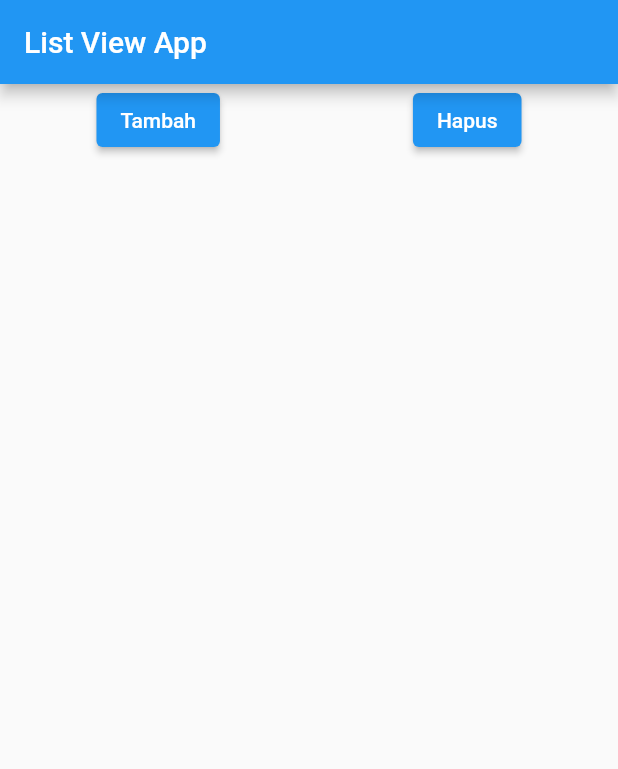
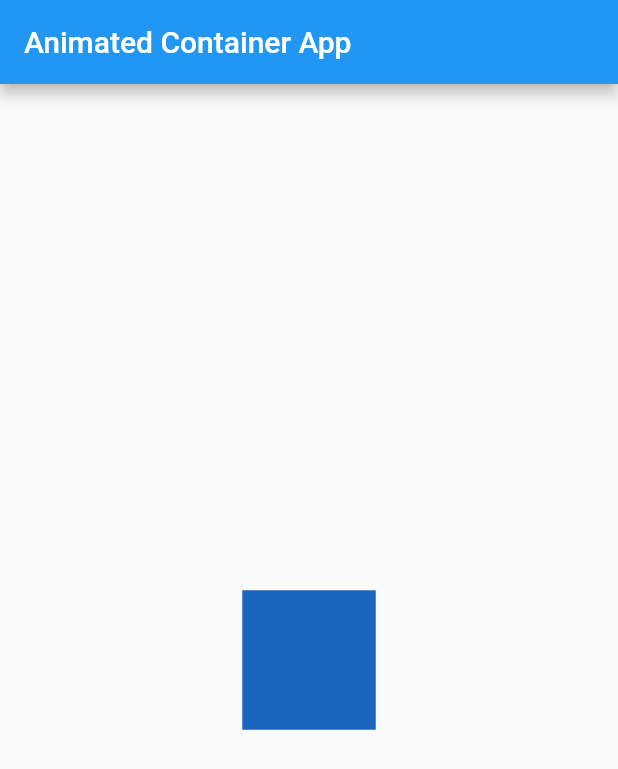
Before and after one commit to putranurf/hello-flutter, a Flutter app: the screen it shows after launch, on a phone screen of 412 x 824 dp. Shown: the top 769 px of the screen. Run offline on Flutter 3.47's test engine with Material 2 defaults, Android fonts, the phone set to English and light mode, and no system bars.

Commit message:
Training Animated Container

```diff
--- a/lib/main.dart
+++ b/lib/main.dart
@@ -1,3 +1,5 @@
+import 'dart:math';
+
 import 'package:flutter/material.dart';
 
 void main() {
@@ -5,7 +7,8 @@ void main() {
   // runApp(const TextApp());
   // runApp(const ContainerApp());
   // runApp(const TestStatefulWidget());
-  runApp(const ListViewApp());
+  // runApp(const ListViewApp());
+  runApp(const AnimatedContainerApp());
 }
 
 // class TextApp extends StatelessWidget {
@@ -150,51 +153,87 @@ void main() {
 //   }
 // }
 
-class ListViewApp extends StatefulWidget {
-  const ListViewApp({super.key});
+// class ListViewApp extends StatefulWidget {
+//   const ListViewApp({super.key});
+
+//   @override
+//   State<ListViewApp> createState() => _ListViewAppState();
+// }
+
+// class _ListViewAppState extends State<ListViewApp> {
+//   List<Widget> widgets = [];
+//   int counter = 1;
+
+//   @override
+//   Widget build(BuildContext context) {
+//     return MaterialApp(
+//       home: Scaffold(
+//         appBar: AppBar(
+//           title: Text("List View App"),
+//         ),
+//         body: ListView(children: <Widget>[
+//           Row(
+//             mainAxisAlignment: MainAxisAlignment.spaceAround,
+//             children: <Widget>[
+//               ElevatedButton(
+//                   onPressed: () {
+//                     setState(() {
+//                       widgets.add(Text("Data Ke" + counter.toString()));
+//                       counter++;
+//                     });
+//                   },
+//                   child: Text("Tambah")),
+//               ElevatedButton(
+//                   onPressed: () {
+//                     setState(() {
+//                       widgets.removeLast();
+//                       counter--;
+//                     });
+//                   },
+//                   child: Text("Hapus")),
+//             ],
+//           ),
+//           Column(
+//             crossAxisAlignment: CrossAxisAlignment.start,
+//             children: widgets,
+//           )
+//         ]),
+//       ),
+//     );
+//   }
+// }
+
+class AnimatedContainerApp extends StatefulWidget {
+  const AnimatedContainerApp({super.key});
 
   @override
-  State<ListViewApp> createState() => _ListViewAppState();
+  State<AnimatedContainerApp> createState() => _AnimatedContainerAppState();
 }
 
-class _ListViewAppState extends State<ListViewApp> {
-  List<Widget> widgets = [];
-  int counter = 1;
+class _AnimatedContainerAppState extends State<AnimatedContainerApp> {
+  Random random = Random();
 
   @override
   Widget build(BuildContext context) {
     return MaterialApp(
       home: Scaffold(
         appBar: AppBar(
-          title: Text("List View App"),
+          title: Text("Animated Container App"),
         ),
-        body: ListView(children: <Widget>[
-          Row(
-            mainAxisAlignment: MainAxisAlignment.spaceAround,
-            children: <Widget>[
-              ElevatedButton(
-                  onPressed: () {
-                    setState(() {
-                      widgets.add(Text("Data Ke" + counter.toString()));
-                      counter++;
-                    });
-                  },
-                  child: Text("Tambah")),
-              ElevatedButton(
-                  onPressed: () {
-                    setState(() {
-                      widgets.removeLast();
-                      counter--;
-                    });
-                  },
-                  child: Text("Hapus")),
-            ],
+        body: Center(
+          child: GestureDetector(
+            onTap: () {
+              setState(() {});
+            },
+            child: AnimatedContainer(
+              color: Color.fromARGB(255, random.nextInt(256),
+                  random.nextInt(256), random.nextInt(256)),
+              duration: Duration(seconds: 1),
+              width: 50.0 + random.nextInt(101),
+              height: 50.0 + random.nextInt(101),
+            ),
           ),
-          Column(
-            crossAxisAlignment: CrossAxisAlignment.start,
-            children: widgets,
-          )
-        ]),
+        ),
       ),
     );
   }
```
